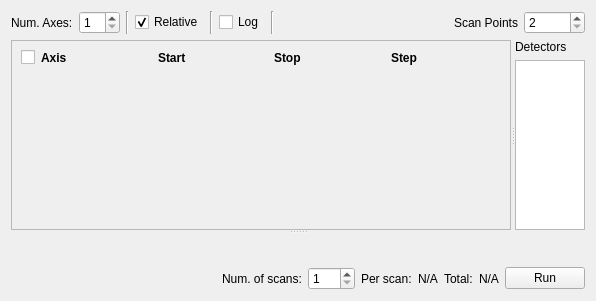
This is src/firefly/plans/line_scan.ui in spc-group/haven as Qt 5 draws it before an edit. The edited form follows.
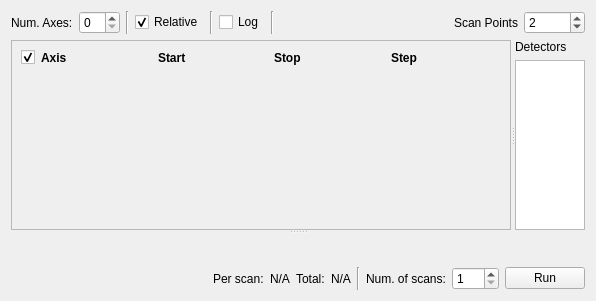
This is the edited form. Custom widgets are drawn as their Qt base class.

Diff of the .ui file:
```diff
--- a/src/firefly/plans/line_scan.ui
+++ b/src/firefly/plans/line_scan.ui
@@ -44,10 +44,10 @@
         <enum>QAbstractSpinBox::CorrectToNearestValue</enum>
        </property>
        <property name="minimum">
-        <number>1</number>
+        <number>0</number>
        </property>
        <property name="value">
-        <number>1</number>
+        <number>0</number>
        </property>
        <property name="displayIntegerBase">
         <number>10</number>
@@ -124,7 +124,7 @@
      <item>
       <widget class="QSpinBox" name="scan_pts_spin_box">
        <property name="minimum">
-        <number>2</number>
+        <number>1</number>
        </property>
        <property name="maximum">
         <number>10000</number>
@@ -164,7 +164,7 @@
           <x>0</x>
           <y>0</y>
           <width>498</width>
-          <height>205</height>
+          <height>185</height>
          </rect>
         </property>
         <layout class="QVBoxLayout" name="verticalLayout_7">
@@ -235,6 +235,9 @@
                <property name="text">
                 <string/>
                </property>
+               <property name="checked">
+                <bool>true</bool>
+               </property>
               </widget>
              </item>
             </layout>
@@ -306,29 +309,6 @@
        </property>
       </spacer>
      </item>
-     <item>
-      <widget class="QLabel" name="label_11">
-       <property name="toolTip">
-        <string>Do this scan by multiple times</string>
-       </property>
-       <property name="text">
-        <string>Num. of scans:</string>
-       </property>
-      </widget>
-     </item>
-     <item>
-      <widget class="QSpinBox" name="spinBox_repeat_scan_num">
-       <property name="toolTip">
-        <string>Do this scan by multiple times</string>
-       </property>
-       <property name="minimum">
-        <number>1</number>
-       </property>
-       <property name="maximum">
-        <number>999</number>
-       </property>
-      </widget>
-     </item>
      <item>
       <widget class="QLabel" name="label_10">
        <property name="toolTip">
@@ -375,6 +355,36 @@
        </property>
       </widget>
      </item>
+     <item>
+      <widget class="Line" name="line">
+       <property name="orientation">
+        <enum>Qt::Vertical</enum>
+       </property>
+      </widget>
+     </item>
+     <item>
+      <widget class="QLabel" name="label_11">
+       <property name="toolTip">
+        <string>Do this scan by multiple times</string>
+       </property>
+       <property name="text">
+        <string>Num. of scans:</string>
+       </property>
+      </widget>
+     </item>
+     <item>
+      <widget class="QSpinBox" name="spinBox_repeat_scan_num">
+       <property name="toolTip">
+        <string>Do this scan by multiple times</string>
+       </property>
+       <property name="minimum">
+        <number>1</number>
+       </property>
+       <property name="maximum">
+        <number>999</number>
+       </property>
+      </widget>
+     </item>
      <item>
       <widget class="QueueButton" name="run_button">
        <property name="text">
```
Left out of the diff: 2 changed lines with no effect on the pictures.
